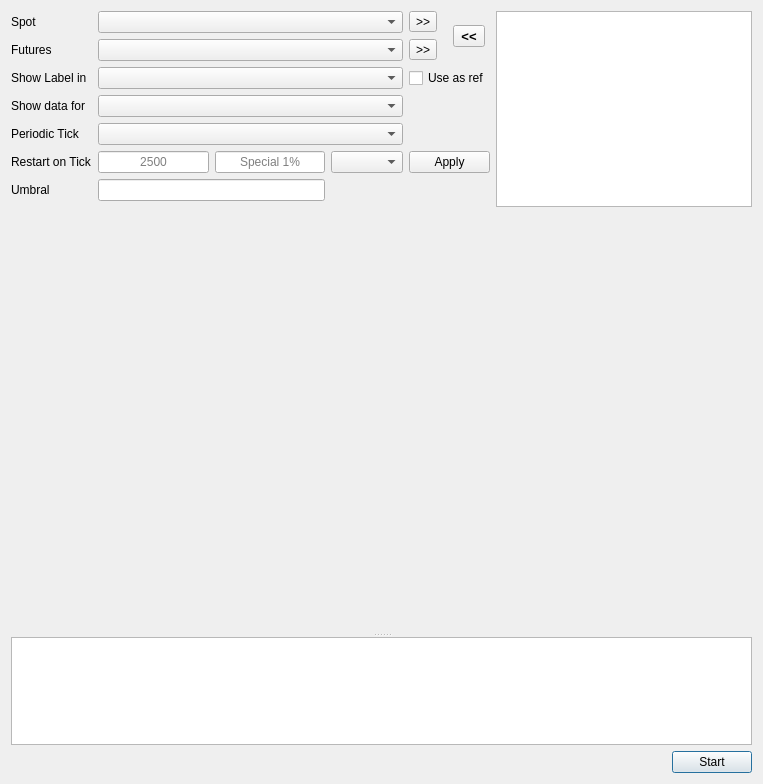
Before: the Qt Designer form ui/maindialog.ui in iamOgunyinka/octo-broccoli, drawn with Qt 5.
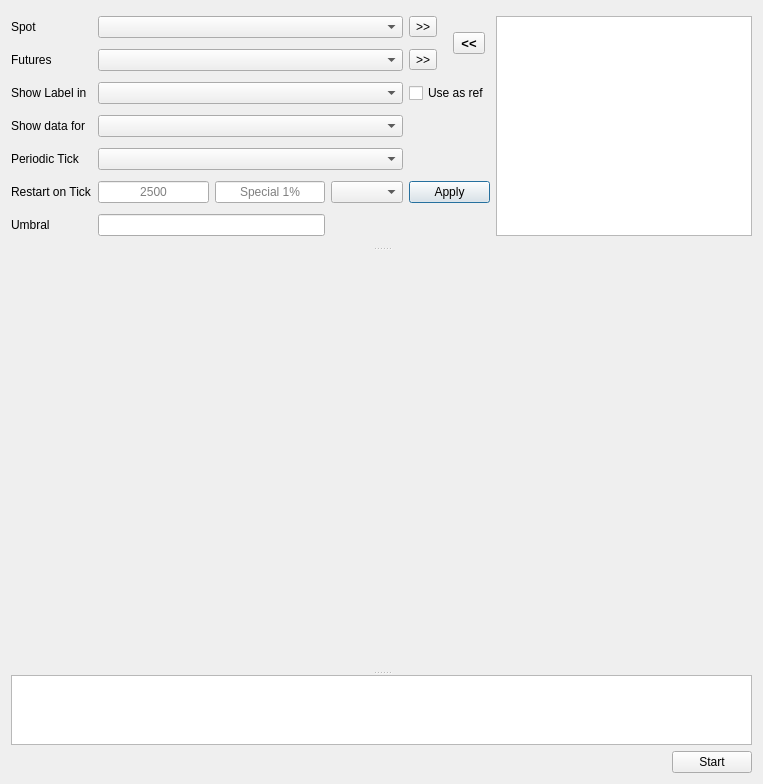
After: the same form once the commit is applied. Custom widgets are drawn as their Qt base class.

Commit message: Add collapsible segment in the UI

The edit to the form file:
```diff
--- a/ui/maindialog.ui
+++ b/ui/maindialog.ui
@@ -14,47 +14,13 @@
    <string>Korrelator</string>
   </property>
   <layout class="QGridLayout" name="gridLayout_2">
-   <item row="2" column="0">
-    <spacer name="horizontalSpacer">
-     <property name="orientation">
-      <enum>Qt::Horizontal</enum>
-     </property>
-     <property name="sizeHint" stdset="0">
-      <size>
-       <width>642</width>
-       <height>20</height>
-      </size>
-     </property>
-    </spacer>
-   </item>
-   <item row="1" column="0" colspan="2">
-    <widget class="QSplitter" name="splitter">
-     <property name="orientation">
-      <enum>Qt::Vertical</enum>
-     </property>
-     <widget class="QCustomPlot" name="customPlot" native="true">
-      <property name="minimumSize">
-       <size>
-        <width>700</width>
-        <height>420</height>
-       </size>
-      </property>
-     </widget>
-     <widget class="QTableView" name="tableView"/>
-    </widget>
-   </item>
-   <item row="2" column="1">
-    <widget class="QPushButton" name="startButton">
-     <property name="text">
-      <string>Start</string>
-     </property>
-    </widget>
-   </item>
    <item row="0" column="0" colspan="2">
+    <widget class="QSplitter" name="splitter_2">
+     <property name="orientation">
+      <enum>Qt::Vertical</enum>
+     </property>
+     <widget class="QWidget" name="">
     <layout class="QGridLayout" name="gridLayout">
-     <item row="0" column="7" rowspan="8">
-      <widget class="QListWidget" name="tokenListWidget"/>
-     </item>
      <item row="2" column="5" colspan="2">
       <widget class="QCheckBox" name="refCheckBox">
        <property name="text">
@@ -204,7 +170,46 @@
        </property>
       </widget>
      </item>
-    </layout>
+       <item row="0" column="7" rowspan="7">
+        <widget class="QListWidget" name="tokenListWidget"/>
+       </item>
+      </layout>
+     </widget>
+     <widget class="QSplitter" name="splitter">
+      <property name="orientation">
+       <enum>Qt::Vertical</enum>
+      </property>
+      <widget class="QCustomPlot" name="customPlot" native="true">
+       <property name="minimumSize">
+        <size>
+         <width>700</width>
+         <height>420</height>
+        </size>
+       </property>
+      </widget>
+      <widget class="QTableView" name="tableView"/>
+     </widget>
+    </widget>
+   </item>
+   <item row="1" column="0">
+    <spacer name="horizontalSpacer">
+     <property name="orientation">
+      <enum>Qt::Horizontal</enum>
+     </property>
+     <property name="sizeHint" stdset="0">
+      <size>
+       <width>642</width>
+       <height>20</height>
+      </size>
+     </property>
+    </spacer>
+   </item>
+   <item row="1" column="1">
+    <widget class="QPushButton" name="startButton">
+     <property name="text">
+      <string>Start</string>
+     </property>
+    </widget>
    </item>
   </layout>
  </widget>
```
Lines whose indentation alone changed are shown as unchanged. The commit also changes 1 other file.
